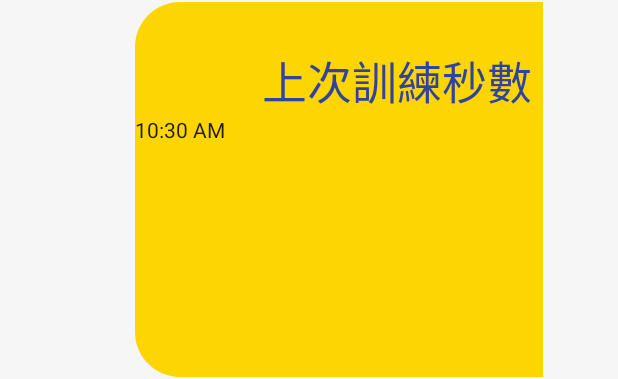
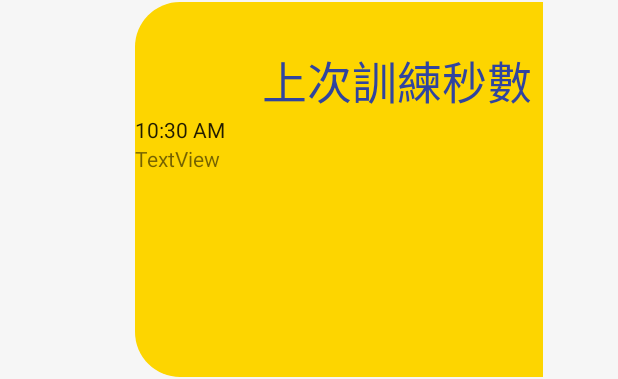
Before and after one commit to lulutopic/trattention-new, an Android app: the layout activity_game_result.xml on its own in the app's theme, with its tools: preview values and no code run, on a phone screen of 412 x 824 dp. Shown: the part 493-872 px from the top of the screen. Run offline under Robolectric (Android 15) with nearby library versions, the phone set to English and light mode, and no system bars.

Commit message:
game result test

```diff
--- a/app-java/src/main/res/layout/activity_game_result.xml
+++ b/app-java/src/main/res/layout/activity_game_result.xml
@@ -75,6 +75,12 @@
                 android:layout_width="match_parent"
                 android:layout_height="wrap_content"/>
 
+            <TextView
+                android:id="@+id/lastTimeRecord"
+                android:layout_width="match_parent"
+                android:layout_height="108dp"
+                android:text="TextView" />
+
         </LinearLayout>
         <LinearLayout
             android:layout_width="350dp"
@@ -90,6 +96,11 @@
                 android:textSize="30dp"
                 android:typeface="monospace"
                 android:layout_marginTop="30dp"/>
+            <TextView
+                android:id="@+id/thisTimeRecord"
+                android:layout_width="match_parent"
+                android:layout_height="108dp"
+                android:text="TextView" />
         </LinearLayout>
         <LinearLayout
             android:layout_width="350dp"
```
Also changed, not shown: app-java/src/main/java/com/github/pwittchen/neurosky/app/GameResult.java (+78 -1 lines).
